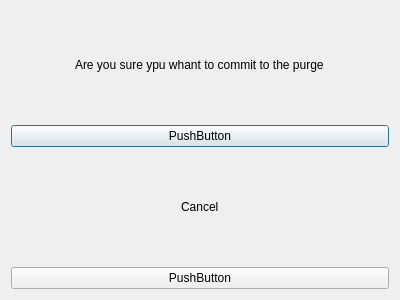
Before: the Qt Designer form vika3/dialogues/tortimafolk.ui in editomars/VLN1_h22, drawn with Qt 5.
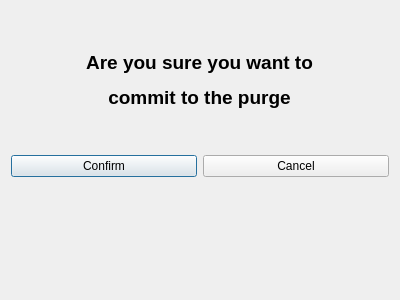
After: the same form once the commit is applied.

Commit message: cosmetic breytingar á purge glugga

What changed in the file:
```diff
--- a/vika3/dialogues/tortimafolk.ui
+++ b/vika3/dialogues/tortimafolk.ui
@@ -14,33 +14,80 @@
    <string>Dialog</string>
   </property>
   <layout class="QVBoxLayout" name="verticalLayout">
+   <item>
+    <spacer name="verticalSpacer_2">
+     <property name="orientation">
+      <enum>Qt::Vertical</enum>
+     </property>
+     <property name="sizeType">
+      <enum>QSizePolicy::Preferred</enum>
+     </property>
+     <property name="sizeHint" stdset="0">
+      <size>
+       <width>20</width>
+       <height>40</height>
+      </size>
+     </property>
+    </spacer>
+   </item>
    <item alignment="Qt::AlignHCenter">
     <widget class="QLabel" name="label_confirm">
+     <property name="font">
+      <font>
+       <pointsize>14</pointsize>
+      </font>
+     </property>
      <property name="text">
-      <string>Are you sure ypu whant to commit to the purge</string>
+      <string>&lt;html&gt;&lt;head/&gt;&lt;body&gt;&lt;p align=&quot;center&quot;&gt;&lt;span style=&quot; font-weight:600;&quot;&gt;Are you sure you want to&lt;/span&gt;&lt;/p&gt;&lt;p align=&quot;center&quot;&gt;&lt;span style=&quot; font-weight:600;&quot;&gt;commit to the purge&lt;/span&gt;&lt;/p&gt;&lt;/body&gt;&lt;/html&gt;</string>
      </property>
     </widget>
    </item>
    <item>
-    <widget class="QPushButton" name="button_confirm">
-     <property name="text">
-      <string>PushButton</string>
+    <spacer name="verticalSpacer_3">
+     <property name="orientation">
+      <enum>Qt::Vertical</enum>
      </property>
-    </widget>
-   </item>
-   <item alignment="Qt::AlignHCenter">
-    <widget class="QLabel" name="label_cancel">
-     <property name="text">
-      <string>Cancel</string>
+     <property name="sizeType">
+      <enum>QSizePolicy::Preferred</enum>
      </property>
-    </widget>
+     <property name="sizeHint" stdset="0">
+      <size>
+       <width>20</width>
+       <height>40</height>
+      </size>
+     </property>
+    </spacer>
    </item>
    <item>
-    <widget class="QPushButton" name="button_cancel">
-     <property name="text">
-      <string>PushButton</string>
+    <layout class="QHBoxLayout" name="horizontalLayout">
+     <item>
+      <widget class="QPushButton" name="button_confirm">
+       <property name="text">
+        <string>Confirm</string>
+       </property>
+      </widget>
+     </item>
+     <item>
+      <widget class="QPushButton" name="button_cancel">
+       <property name="text">
+        <string>Cancel</string>
+       </property>
+      </widget>
+     </item>
+    </layout>
+   </item>
+   <item>
+    <spacer name="verticalSpacer">
+     <property name="orientation">
+      <enum>Qt::Vertical</enum>
      </property>
-    </widget>
+     <property name="sizeHint" stdset="0">
+      <size>
+       <width>20</width>
+       <height>40</height>
+      </size>
+     </property>
+    </spacer>
    </item>
   </layout>
  </widget>
```
The commit also changes 1 other file.
